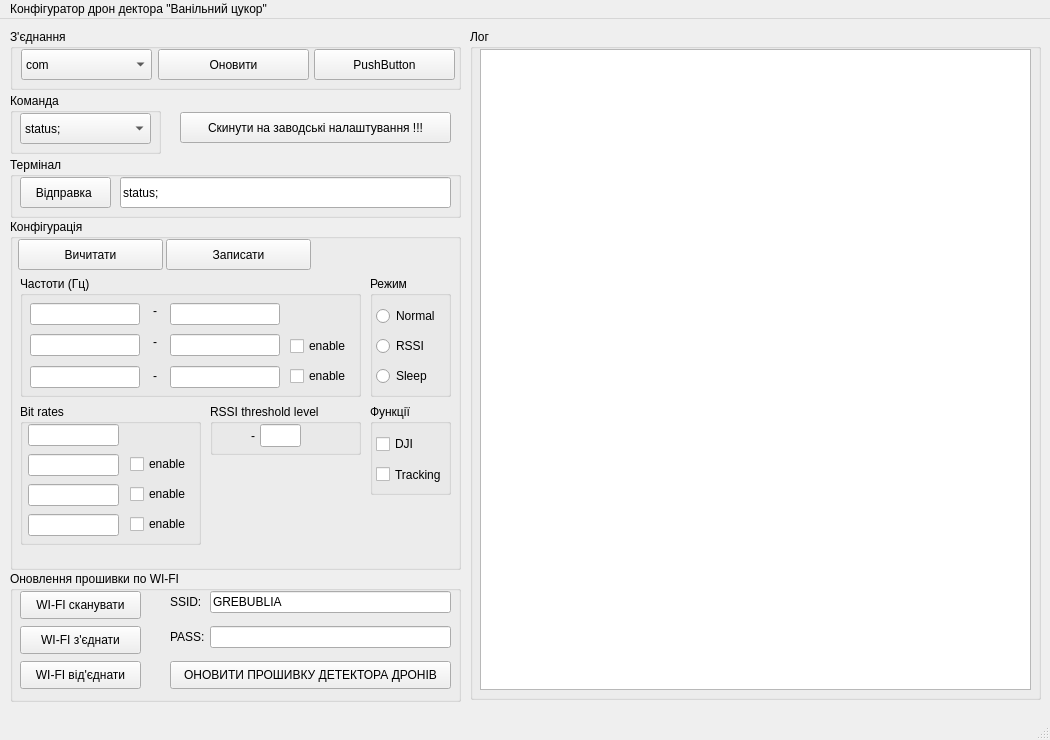
Above: mainwindow.ui from centroparotjag/cukorok_drone_detector before the change. Below: the same form after it.
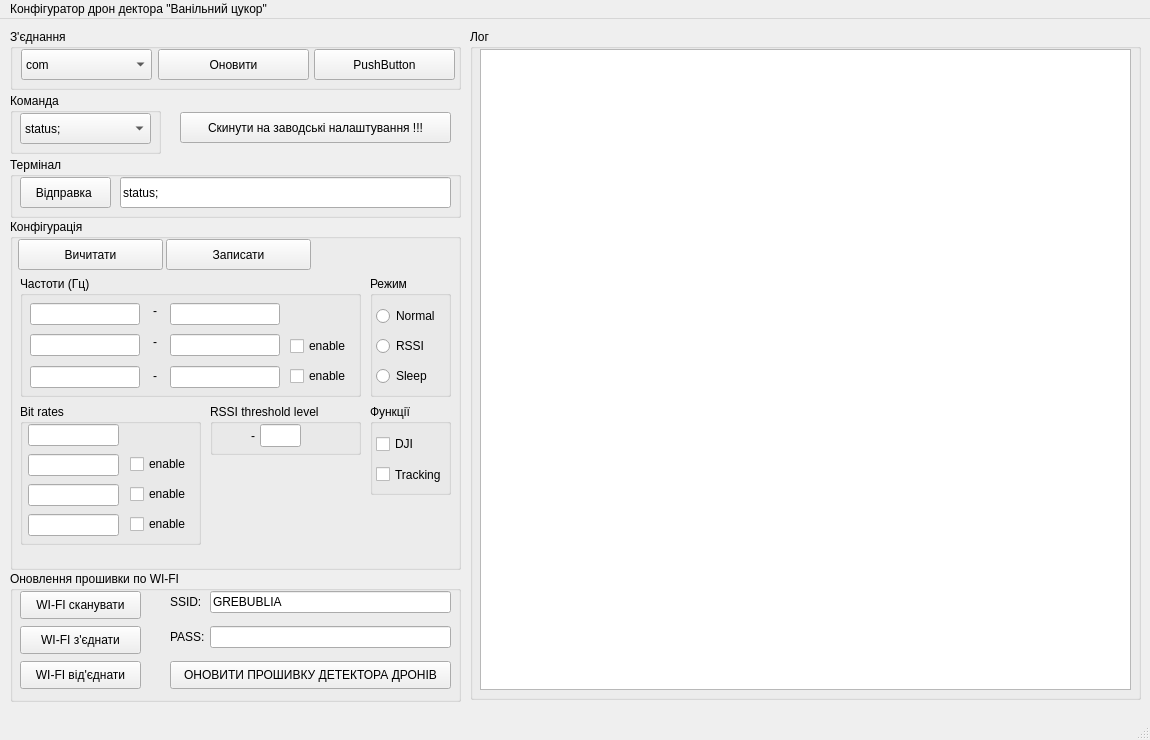
That is the form after the change.

Commit message: Fix log, ADD auto slect ssid WIFI

```diff
--- a/mainwindow.ui
+++ b/mainwindow.ui
@@ -6,19 +6,19 @@
    <rect>
     <x>0</x>
     <y>0</y>
-    <width>1050</width>
+    <width>1150</width>
     <height>740</height>
    </rect>
   </property>
   <property name="minimumSize">
    <size>
-    <width>1050</width>
+    <width>1150</width>
     <height>740</height>
    </size>
   </property>
   <property name="maximumSize">
    <size>
-    <width>1050</width>
+    <width>1150</width>
     <height>740</height>
    </size>
   </property>
@@ -32,15 +32,36 @@
    <string>MainWindow</string>
   </property>
   <widget class="QWidget" name="centralwidget">
-   <widget class="QTextBrowser" name="textBrowser">
+   <widget class="QTextEdit" name="textEdit">
     <property name="geometry">
      <rect>
       <x>480</x>
       <y>30</y>
-      <width>551</width>
+      <width>651</width>
       <height>641</height>
      </rect>
     </property>
+    <property name="layoutDirection">
+     <enum>Qt::LeftToRight</enum>
+    </property>
+    <property name="autoFillBackground">
+     <bool>false</bool>
+    </property>
+    <property name="styleSheet">
+     <string notr="true"/>
+    </property>
+    <property name="verticalScrollBarPolicy">
+     <enum>Qt::ScrollBarAsNeeded</enum>
+    </property>
+    <property name="autoFormatting">
+     <set>QTextEdit::AutoNone</set>
+    </property>
+    <property name="undoRedoEnabled">
+     <bool>true</bool>
+    </property>
+    <property name="readOnly">
+     <bool>false</bool>
+    </property>
    </widget>
    <widget class="QGroupBox" name="groupBox">
     <property name="geometry">
@@ -101,7 +122,7 @@
      <rect>
       <x>470</x>
       <y>10</y>
-      <width>571</width>
+      <width>671</width>
       <height>671</height>
      </rect>
     </property>
@@ -814,7 +835,7 @@
    <zorder>groupBox_4</zorder>
    <zorder>groupBox_3</zorder>
    <zorder>groupBox</zorder>
-   <zorder>textBrowser</zorder>
+   <zorder>textEdit</zorder>
    <zorder>groupBox_10</zorder>
    <zorder>groupBox_9</zorder>
    <zorder>pushButton_4</zorder>
@@ -824,7 +845,7 @@
     <rect>
      <x>0</x>
      <y>0</y>
-     <width>1050</width>
+     <width>1150</width>
      <height>26</height>
     </rect>
    </property>
```
The commit also changes 5 other files.
